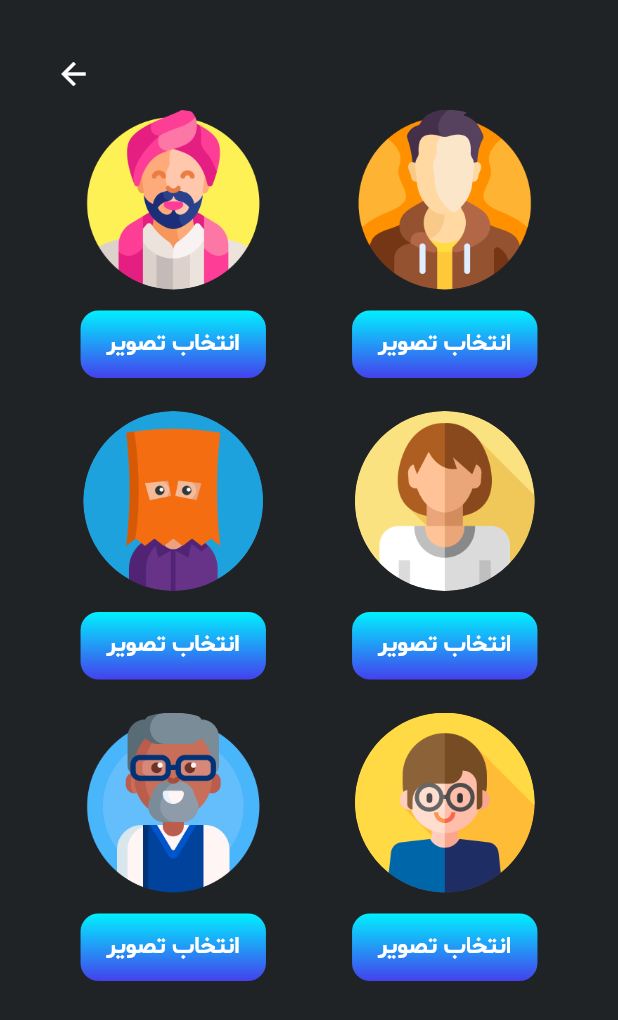
After one commit to mohammad-dehghanifard/flutter_note_app, a Flutter app: the SetProfileImage screen opened directly, on a phone screen of 412 x 824 dp. The commit adds this screen. Shown: the top 1020 px of the screen. Run offline on Flutter 3.47's test engine with Material 3 defaults, Android fonts, the phone set to English and light mode, and no system bars; our stand-ins replace flutter_spinkit, get, hive, hive_flutter, shared_preferences; accounts and stored records are empty; generated files the repository leaves out were written again.

Commit message:
completed set profile image

```diff
--- a/lib/core/constants/storage_keys.dart
+++ b/lib/core/constants/storage_keys.dart
@@ -3,5 +3,6 @@ class StorageKeys {
   static const hiveCategoryKey = "HiveCategory";
   static const hiveNoteKey = "HiveNote";
   static const username = "username";
+  static const profile = "profile";
   static const password = "password";
 }
--- a/lib/modules/setting/controllers/setting_controller.dart
+++ b/lib/modules/setting/controllers/setting_controller.dart
@@ -9,11 +9,13 @@ class SettingController extends GetxController {
   final TextEditingController passwordText = TextEditingController();
   SharedPreferences? prefs;
   String? username;
+  String? profile;
   bool? hasPassWord;
 //================================= methods ====================================
   Future<void> initialPrefs() async {
     prefs = await SharedPreferences.getInstance();
     username = prefs!.getString(StorageKeys.username);
+    profile = prefs!.getString(StorageKeys.profile);
     update();
   }
   void changeUserName() async {
@@ -40,6 +42,12 @@ class SettingController extends GetxController {
       return true;
     }
   }
+  Future<void> changeProfile(String imagePath) async {
+    await prefs?.setString(StorageKeys.profile, imagePath);
+    Get.back();
+    profile = prefs?.getString(StorageKeys.profile);
+    update();
+  }
 //================================= life cycle =================================
  @override
   void onInit() {
--- /dev/null
+++ b/lib/modules/setting/pages/set_profile_image.dart
@@ -0,0 +1,67 @@
+import 'package:flutter/material.dart';
+import 'package:flutter_note_app/core/widgets/button_widget.dart';
+import 'package:flutter_note_app/modules/setting/controllers/setting_controller.dart';
+import 'package:get/get.dart';
+
+class SetProfileImage extends StatelessWidget {
+  const SetProfileImage({super.key});
+
+  @override
+  Widget build(BuildContext context) {
+    final imageList = [
+      "assets/images/profile1.png",
+      "assets/images/profile2.png",
+      "assets/images/profile3.png",
+      "assets/images/profile4.png",
+      "assets/images/profile5.png",
+      "assets/images/profile6.png",
+    ];
+    return Scaffold(
+      body: Padding(
+        padding: const EdgeInsets.all(25.0),
+        child: Column(
+          children: [
+            const Align(
+                alignment: Alignment.topLeft,
+                child: Directionality(
+                    textDirection: TextDirection.ltr,
+                    child: BackButton())),
+            Expanded(
+                child: GridView.builder(
+                    gridDelegate: const SliverGridDelegateWithFixedCrossAxisCount(
+                      mainAxisSpacing: 20,
+                      crossAxisCount: 2
+                    ),
+                    itemCount: imageList.length,
+                    itemBuilder: (context, index) {
+                      return Column(
+                        mainAxisSize: MainAxisSize.min,
+                         children: [
+                           Container(
+                              width: 120,
+                              height: 120,
+                              decoration: BoxDecoration(
+                                shape: BoxShape.circle,
+                                image: DecorationImage(
+                                  image: Image.asset(imageList[index]).image
+                                )
+                              ),
+                            ),
+                           const SizedBox(height: 14),
+                           ButtonWidget(
+                             width: MediaQuery.sizeOf(context).width * 0.3,
+                             text: "انتخاب تصویر",
+                             onTap: () {
+                               Get.find<SettingController>().changeProfile(imageList[index]);
+                             },)
+                         ],
+                      );
+                    },
+                ))
+
+          ],
+        ),
+      )
+    );
+  }
+}
--- a/lib/modules/setting/pages/setting_page.dart
+++ b/lib/modules/setting/pages/setting_page.dart
@@ -1,6 +1,7 @@
 import 'package:flutter/material.dart';
 import 'package:flutter_note_app/modules/setting/controllers/setting_controller.dart';
 import 'package:flutter_note_app/modules/setting/pages/set_password_page.dart';
+import 'package:flutter_note_app/modules/setting/pages/set_profile_image.dart';
 import 'package:flutter_note_app/modules/setting/widgets/chnage_username_dialog_widget.dart';
 import 'package:flutter_note_app/modules/setting/widgets/setting_button_widget.dart';
 import 'package:get/get.dart';
@@ -21,14 +22,14 @@ class SettingPage extends StatelessWidget {
           }, title: "تغییر نام کاربری", icon: Icons.edit),
           SettingButtonWidget(onTap: () => Get.to(const SetPassWordPage()), title: controller.hasPassWord! ? "تغییر رمز عبور": "تنظیم رمز عبور", icon: Icons.lock),
           SettingButtonWidget(onTap: () {}, title: "درباره ما", icon: Icons.code),
-          SettingButtonWidget(onTap: () {}, title: "انتخاب تصویر پروفایل", icon: Icons.person),
+          SettingButtonWidget(onTap: () => Get.to(const SetProfileImage()), title: "انتخاب تصویر پروفایل", icon: Icons.person),
         ];
 
         return Column(
           children: [
              Row(
               children: [
-                const CircleAvatar(),
+                 CircleAvatar(child: controller.profile != null? Image.asset(controller.profile!) : null),
                 const SizedBox(width: 8),
                 Text(controller.username ?? "کاربر مهمان")
               ],
```
Also changed, not shown: assets/images/profile1.png (added), assets/images/profile2.png (added), assets/images/profile3.png (added), assets/images/profile4.png (added), assets/images/profile5.png (added), assets/images/profile6.png (added).
